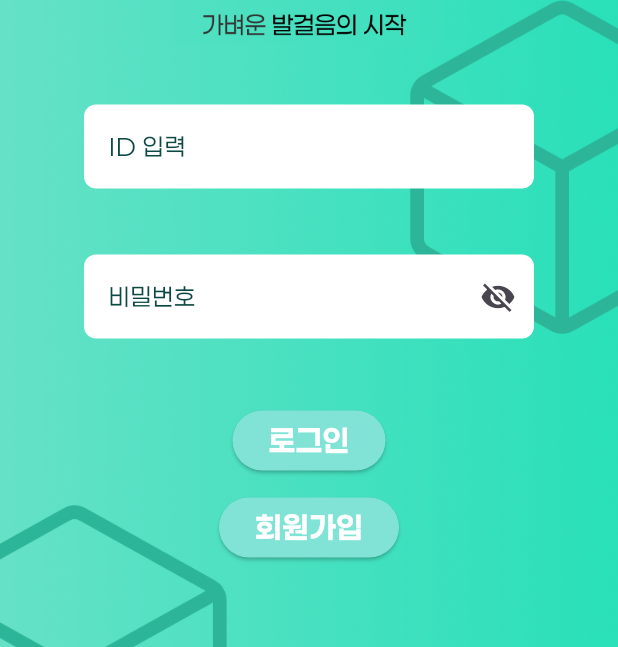
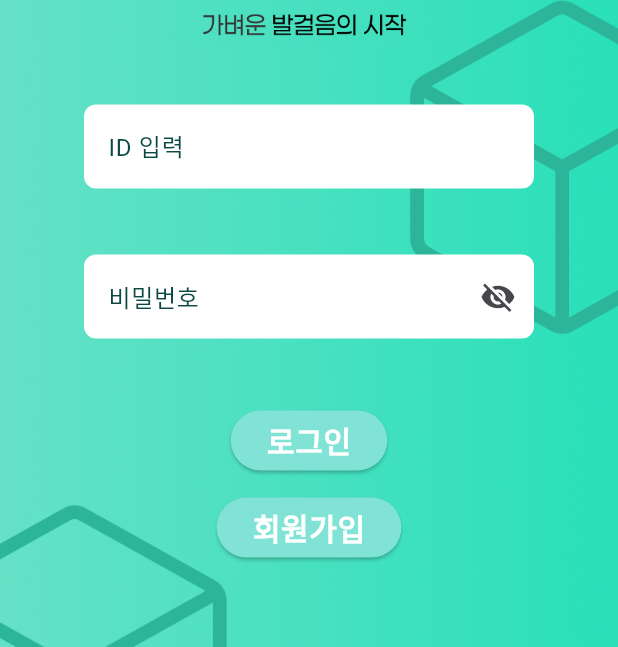
Before and after one commit to jimkanman/Bag_A_Moment, a Flutter app: the screen it shows after launch, on a phone screen of 412 x 824 dp. Shown: the part 431-1078 px from the top of the screen. Run offline on Flutter 3.47's test engine with Material 3 defaults, Android fonts, the phone set to English and light mode, and no system bars; our stand-ins replace beamer, file_picker, flutter_secure_storage, geolocator, google_maps_flutter, image_picker and 3 more; missing offline and left inert: stomp_dart_client; network calls fail; Roboto replaces fonts that are missing (Pretendard).

Commit message:
fix: 폰트 Pretendard로 변경

```diff
--- a/lib/main.dart
+++ b/lib/main.dart
@@ -30,40 +30,41 @@ class JimApp extends StatelessWidget {
       home: InitialScreen(),
       theme: ThemeData(
         //텍스트 스타일 지정
-        textTheme: TextTheme(
-          // 1. 기본 제목 서체 + 색상
-          bodyLarge: TextStyle(
-            fontFamily: 'Paperlogy',
-            fontWeight: FontWeight.w400,
-            fontSize: 16,
-            color: Colors.black,
-          ),
-          bodyMedium: TextStyle(
-            fontFamily: 'Paperlogy',
-            fontWeight: FontWeight.w300,
-            fontSize: 14,
-          ),
-          bodySmall: TextStyle(
-            fontFamily: 'Paperlogy',
-            fontWeight: FontWeight.w200,
-            fontSize: 12,
-          ),
-          titleLarge: TextStyle(
-            fontFamily: 'Paperlogy',
-            fontWeight: FontWeight.w700,
-            fontSize: 20,
-          ),
-          titleMedium: TextStyle(
-            fontFamily: 'Paperlogy',
-            fontWeight: FontWeight.w600,
-            fontSize: 18,
-          ),
-          titleSmall: TextStyle(
-            fontFamily: 'Paperlogy',
-            fontWeight: FontWeight.w500,
-            fontSize: 16,
-          ),
-        ),
+        fontFamily: "Pretendard"
+        // textTheme: TextTheme(
+        //   // 1. 기본 제목 서체 + 색상
+        //   bodyLarge: TextStyle(
+        //     fontFamily: 'Paperlogy',
+        //     fontWeight: FontWeight.w400,
+        //     fontSize: 16,
+        //     color: Colors.black,
+        //   ),
+        //   bodyMedium: TextStyle(
+        //     fontFamily: 'Paperlogy',
+        //     fontWeight: FontWeight.w300,
+        //     fontSize: 14,
+        //   ),
+        //   bodySmall: TextStyle(
+        //     fontFamily: 'Paperlogy',
+        //     fontWeight: FontWeight.w200,
+        //     fontSize: 12,
+        //   ),
+        //   titleLarge: TextStyle(
+        //     fontFamily: 'Paperlogy',
+        //     fontWeight: FontWeight.w700,
+        //     fontSize: 20,
+        //   ),
+        //   titleMedium: TextStyle(
+        //     fontFamily: 'Paperlogy',
+        //     fontWeight: FontWeight.w600,
+        //     fontSize: 18,
+        //   ),
+        //   titleSmall: TextStyle(
+        //     fontFamily: 'Paperlogy',
+        //     fontWeight: FontWeight.w500,
+        //     fontSize: 16,
+        //   ),
+        // ),
       ),
 
     );
```
Also changed, not shown: pubspec.yaml (+9 -0 lines).
